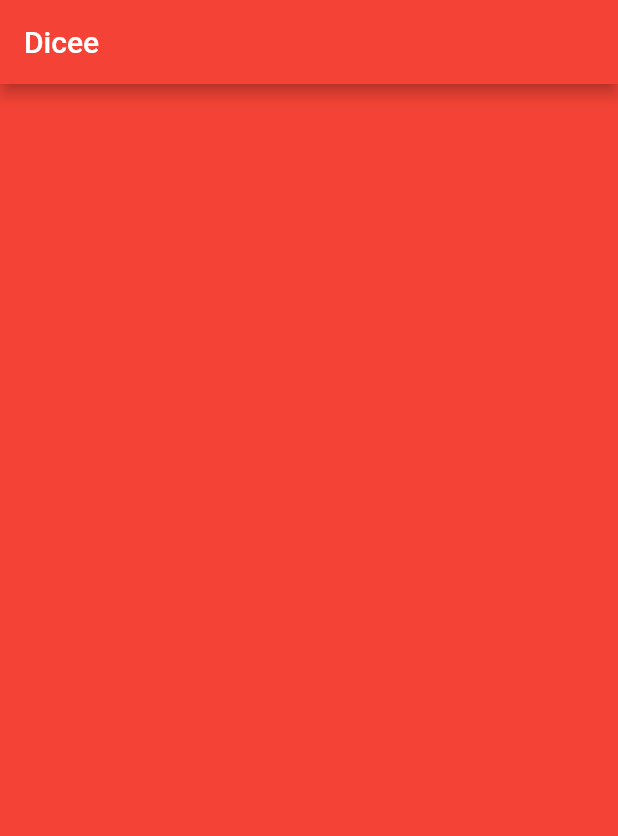
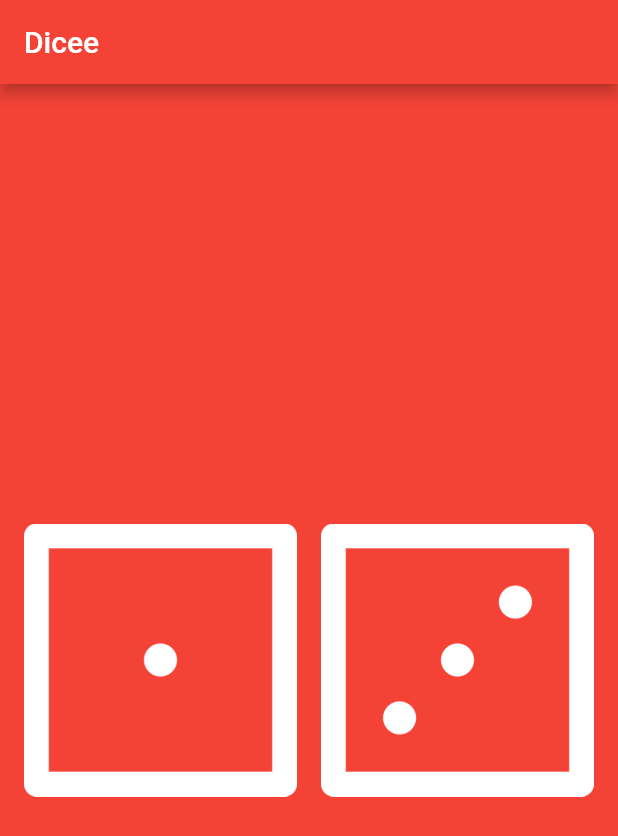
Before and after one commit to Nguyen-Dinh-Sang/Flutter_Dicee, a Flutter app: the screen it shows after launch, on a phone screen of 412 x 824 dp. Shown: the top 836 px of the screen. Run offline on Flutter 3.47's test engine with Material 2 defaults, Android fonts, the phone set to English and light mode, and no system bars.

Commit message:
Dicee-DinhSang: inwell

```diff
--- a/lib/main.dart
+++ b/lib/main.dart
@@ -3,6 +3,7 @@ import 'package:flutter/material.dart';
 void main() {
   return runApp(
     MaterialApp(
+      debugShowCheckedModeBanner: false,
       home: Scaffold(
         backgroundColor: Colors.red,
         appBar: AppBar(
@@ -18,6 +19,33 @@ void main() {
 class DicePage extends StatelessWidget {
   @override
   Widget build(BuildContext context) {
-    return Container();
+    return Center(
+      child: Row(
+        children: [
+          Expanded(
+            child: Padding(
+              padding: EdgeInsets.fromLTRB(16, 16, 8, 16),
+              child: InkWell(
+                child: Image.asset('images/dice1.png'),
+                onTap: () {
+                  print('left tap');
+                },
+              ),
+            ),
+          ),
+          Expanded(
+            child: Padding(
+              padding: EdgeInsets.fromLTRB(8, 16, 16, 16),
+              child: InkWell(
+                child: Image.asset('images/dice3.png'),
+                onTap: () {
+                  print('right tap');
+                },
+              ),
+            ),
+          ),
+        ],
+      ),
+    );
   }
 }
```
